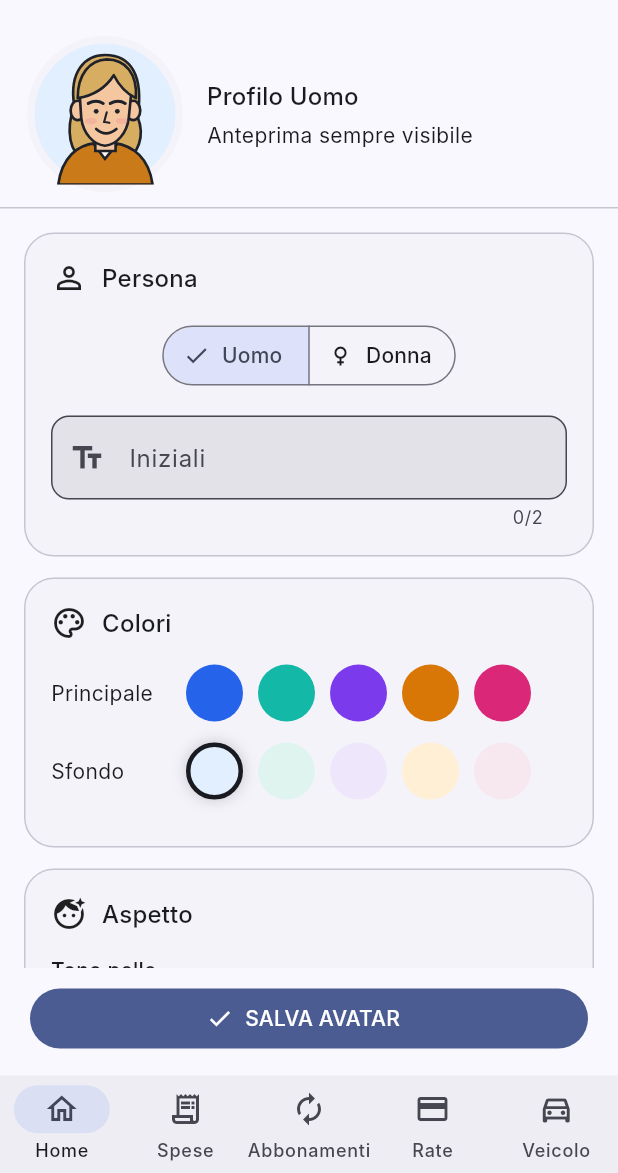
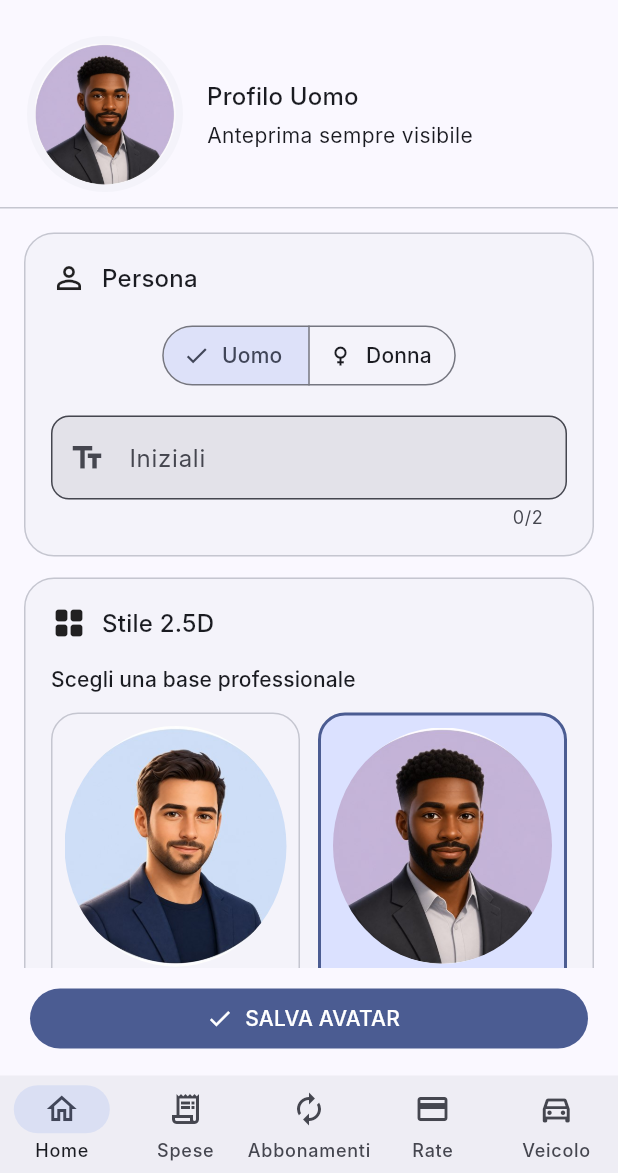
Before and after one commit to angeloSDeveloper/SpendWise, a Flutter app: the SettingsScreen screen opened by its route, after a tap on "Personalizza avatar", on a phone screen of 412 x 824 dp, the part 63-1236 px from its top. Run offline on Flutter 3.47's test engine with Material 3 defaults, Android fonts, the phone set to English and light mode, and no system bars; our stand-ins replace connectivity_plus, dio, drift, fl_chart, flutter_riverpod, flutter_secure_storage and 7 more; missing offline and left inert: mobile_scanner; accounts and stored records are empty; generated files the repository leaves out were written again; Roboto replaces fonts that are missing (Inter, PlusJakartaSans).

Commit message:
experiment: integrate professional 2.5D avatar presets

```diff
--- a/TODO.txt
+++ b/TODO.txt
@@ -55,6 +55,9 @@ Legenda:
 - [-] Valutare la tavola 2.5D con quattro avatar professionali salvata in
   `docs/design/avatar-2_5d-concept-v1.png`. Non integrare gli asset nell'app
   prima dell'approvazione visiva.
+- [-] Approvato lo stile 2.5D: integrare una prima prova con 4 basi originali
+  selezionabili, sfondo e badge configurabili. Resta sul ramo sperimentale
+  finché non viene approvata nell'app.
 - [x] Sostituire l'avatar provvisorio con un avatar vettoriale moderno e
   leggero: 5 volti × 3 capelli × 2 vestiti, 30 combinazioni base.
 - [-] Foto avatar con selezione dalla galleria: implementata, da collaudare su
--- a/lib/presentation/settings/avatar/avatar_config.dart
+++ b/lib/presentation/settings/avatar/avatar_config.dart
@@ -3,6 +3,7 @@ import 'dart:convert';
 class AvatarConfig {
   const AvatarConfig({
     required this.gender,
+    required this.presetId,
     required this.initials,
     required this.backgroundColor,
     required this.primaryColor,
@@ -16,6 +17,7 @@ class AvatarConfig {
   });
 
   final String gender;
+  final String presetId;
   final String initials;
   final String backgroundColor;
   final String primaryColor;
@@ -29,6 +31,7 @@ class AvatarConfig {
 
   AvatarConfig copyWith({
     String? gender,
+    String? presetId,
     String? initials,
     String? backgroundColor,
     String? primaryColor,
@@ -41,6 +44,7 @@ class AvatarConfig {
     String? statusBadge,
   }) => AvatarConfig(
     gender: gender ?? this.gender,
+    presetId: presetId ?? this.presetId,
     initials: initials ?? this.initials,
     backgroundColor: backgroundColor ?? this.backgroundColor,
     primaryColor: primaryColor ?? this.primaryColor,
@@ -55,6 +59,7 @@ class AvatarConfig {
 
   Map<String, dynamic> toJson() => {
     'gender': gender,
+    'presetId': presetId,
     'initials': initials,
     'backgroundColor': backgroundColor,
     'primaryColor': primaryColor,
@@ -69,6 +74,7 @@ class AvatarConfig {
 
   factory AvatarConfig.fromJson(Map<String, dynamic> json) => AvatarConfig(
     gender: json['gender'] as String? ?? 'male',
+    presetId: json['presetId'] as String? ?? 'male-navy',
     initials: json['initials'] as String? ?? '',
     backgroundColor: json['backgroundColor'] as String? ?? '#e8eaf0',
     primaryColor: json['primaryColor'] as String? ?? '#536dfe',
--- a/lib/presentation/settings/avatar/avatar_customizer_view.dart
+++ b/lib/presentation/settings/avatar/avatar_customizer_view.dart
@@ -1,7 +1,7 @@
 import 'package:flutter/material.dart';
-import 'package:flutter_svg/flutter_svg.dart';
 import 'package:spendwise/presentation/settings/avatar/avatar_config.dart';
 import 'package:spendwise/presentation/settings/avatar/avatar_service.dart';
+import 'package:spendwise/presentation/settings/avatar/avatar_visual.dart';
 
 class AvatarCustomizerView extends StatefulWidget {
   const AvatarCustomizerView({
@@ -134,7 +134,7 @@ class _CompactAvatarPreview extends StatelessWidget {
             shape: BoxShape.circle,
             color: Theme.of(context).colorScheme.surfaceContainerLow,
           ),
-          child: SvgPicture.string(AvatarService.generateAvatarSvg(config)),
+          child: AvatarVisual(config: config),
         ),
         const SizedBox(width: 16),
         Expanded(
@@ -191,10 +191,7 @@ class _AvatarPreview extends StatelessWidget {
                 ),
               ],
             ),
-            child: SvgPicture.string(
-              AvatarService.generateAvatarSvg(config),
-              fit: BoxFit.contain,
-            ),
+            child: AvatarVisual(config: config),
           ),
           const SizedBox(height: 18),
           Text(
@@ -244,6 +241,9 @@ class _AvatarControls extends StatelessWidget {
               onSelectionChanged: (value) => onChanged(
                 config.copyWith(
                   gender: value.first,
+                  presetId: value.first == 'female'
+                      ? 'female-teal'
+                      : 'male-navy',
                   beardStyle: value.first == 'female'
                       ? 'none'
                       : config.beardStyle,
@@ -265,6 +265,50 @@ class _AvatarControls extends StatelessWidget {
           ],
         ),
       ),
+      _SectionCard(
+        icon: Icons.grid_view_rounded,
+        title: 'Stile 2.5D',
+        child: Column(
+          crossAxisAlignment: CrossAxisAlignment.stretch,
+          children: [
+            Text(
+              'Scegli una base professionale',
+              style: Theme.of(context).textTheme.labelLarge,
+            ),
+            const SizedBox(height: 12),
+            LayoutBuilder(
+              builder: (context, constraints) => GridView.count(
+                crossAxisCount: constraints.maxWidth >= 620 ? 3 : 2,
+                shrinkWrap: true,
+                physics: const NeverScrollableScrollPhysics(),
+                mainAxisSpacing: 12,
+                crossAxisSpacing: 12,
+                childAspectRatio: .82,
+                children: [
+                  for (final preset in avatarPresets.entries.where(
+                    (entry) => entry.value.$2 == config.gender,
+                  ))
+                    _PresetCard(
+                      label: preset.value.$1,
+                      asset: preset.value.$3,
+                      selected: config.presetId == preset.key,
+                      onTap: () =>
+                          onChanged(config.copyWith(presetId: preset.key)),
+                    ),
+                  _PresetCard(
+                    label: 'SVG semplice',
+                    selected: config.presetId == 'custom-svg',
+                    onTap: () =>
+                        onChanged(config.copyWith(presetId: 'custom-svg')),
+                    config: config.copyWith(presetId: 'custom-svg'),
+                  ),
+                ],
+              ),
+            ),
+          ],
+        ),
+      ),
+      if (config.presetId == 'custom-svg') ...[
         _SectionCard(
           icon: Icons.palette_outlined,
           title: 'Colori',
@@ -315,7 +359,8 @@ class _AvatarControls extends StatelessWidget {
                   'tan': 'Ambrato',
                   'deep': 'Scuro',
                 },
-              onChanged: (value) => onChanged(config.copyWith(skinTone: value)),
+                onChanged: (value) =>
+                    onChanged(config.copyWith(skinTone: value)),
               ),
               _ChoiceWrap(
                 label: 'Capelli',
@@ -383,11 +428,13 @@ class _AvatarControls extends StatelessWidget {
                 secondary: const Icon(Icons.visibility_outlined),
                 title: const Text('Occhiali'),
                 value: config.glasses,
-              onChanged: (value) => onChanged(config.copyWith(glasses: value)),
+                onChanged: (value) =>
+                    onChanged(config.copyWith(glasses: value)),
               ),
             ],
           ),
         ),
+      ],
       _SectionCard(
         icon: Icons.circle_outlined,
         title: 'Badge stato',
@@ -403,6 +450,71 @@ class _AvatarControls extends StatelessWidget {
         ),
       ),
     ],
+  );
+}
+
+class _PresetCard extends StatelessWidget {
+  const _PresetCard({
+    required this.label,
+    required this.selected,
+    required this.onTap,
+    this.asset,
+    this.config,
+  });
+  final String label;
+  final bool selected;
+  final VoidCallback onTap;
+  final String? asset;
+  final AvatarConfig? config;
+
+  @override
+  Widget build(BuildContext context) => InkWell(
+    onTap: onTap,
+    borderRadius: BorderRadius.circular(18),
+    child: AnimatedContainer(
+      duration: const Duration(milliseconds: 180),
+      padding: const EdgeInsets.all(8),
+      decoration: BoxDecoration(
+        color: selected
+            ? Theme.of(context).colorScheme.primaryContainer
+            : Theme.of(context).colorScheme.surfaceContainerLow,
+        borderRadius: BorderRadius.circular(18),
+        border: Border.all(
+          color: selected
+              ? Theme.of(context).colorScheme.primary
+              : Theme.of(context).colorScheme.outlineVariant,
+          width: selected ? 2 : 1,
+        ),
+      ),
+      child: Column(
+        children: [
+          Expanded(
+            child: ClipOval(
+              child: asset != null
+                  ? Image.asset(asset!, fit: BoxFit.cover)
+                  : AvatarVisual(config: config!),
+            ),
+          ),
+          const SizedBox(height: 8),
+          Row(
+            mainAxisAlignment: MainAxisAlignment.center,
+            children: [
+              if (selected) ...[
+                const Icon(Icons.check_circle, size: 17),
+                const SizedBox(width: 4),
+              ],
+              Flexible(
+                child: Text(
+                  label,
+                  overflow: TextOverflow.ellipsis,
+                  style: Theme.of(context).textTheme.labelMedium,
+                ),
+              ),
+            ],
+          ),
+        ],
+      ),
+    ),
   );
 }
 
--- a/lib/presentation/settings/avatar/avatar_service.dart
+++ b/lib/presentation/settings/avatar/avatar_service.dart
@@ -9,6 +9,7 @@ class AvatarService {
   static AvatarConfig getDefaultAvatarConfig({String initials = ''}) =>
       AvatarConfig(
         gender: 'male',
+        presetId: 'male-navy',
         initials: _sanitizeInitials(initials),
         backgroundColor: '#e7eaf2',
         primaryColor: '#536dfe',
@@ -33,6 +34,12 @@ class AvatarService {
     return getDefaultAvatarConfig(initials: initials).copyWith(
       backgroundColor: backgrounds[hash % backgrounds.length],
       primaryColor: primary[(hash ~/ 3) % primary.length],
+      presetId: const [
+        'male-navy',
+        'female-teal',
+        'male-charcoal',
+        'female-burgundy',
+      ][hash % 4],
       hairStyle: hair[(hash ~/ 7) % hair.length],
       hairColor: colors[(hash ~/ 11) % colors.length],
       outfit: outfits[(hash ~/ 13) % outfits.length],
--- /dev/null
+++ b/lib/presentation/settings/avatar/avatar_visual.dart
@@ -0,0 +1,64 @@
+import 'package:flutter/material.dart';
+import 'package:flutter_svg/flutter_svg.dart';
+import 'package:spendwise/presentation/settings/avatar/avatar_config.dart';
+import 'package:spendwise/presentation/settings/avatar/avatar_service.dart';
+
+const avatarPresets = <String, (String, String, String)>{
+  'male-navy': ('Uomo · Navy', 'male', 'assets/avatars/male-navy.jpg'),
+  'male-charcoal': (
+    'Uomo · Charcoal',
+    'male',
+    'assets/avatars/male-charcoal.jpg',
+  ),
+  'female-teal': ('Donna · Teal', 'female', 'assets/avatars/female-teal.jpg'),
+  'female-burgundy': (
+    'Donna · Burgundy',
+    'female',
+    'assets/avatars/female-burgundy.jpg',
+  ),
+};
+
+class AvatarVisual extends StatelessWidget {
+  const AvatarVisual({
+    required this.config,
+    this.fit = BoxFit.cover,
+    super.key,
+  });
+
+  final AvatarConfig config;
+  final BoxFit fit;
+
+  @override
+  Widget build(BuildContext context) {
+    final preset = avatarPresets[config.presetId];
+    return Stack(
+      fit: StackFit.expand,
+      children: [
+        ClipOval(
+          child: preset == null
+              ? SvgPicture.string(
+                  AvatarService.generateAvatarSvg(config),
+                  fit: BoxFit.contain,
+                )
+              : Image.asset(preset.$3, fit: fit),
+        ),
+        if (config.statusBadge != 'none')
+          Positioned(
+            right: 8,
+            bottom: 8,
+            child: Container(
+              width: 28,
+              height: 28,
+              decoration: BoxDecoration(
+                shape: BoxShape.circle,
+                color: config.statusBadge == 'online'
+                    ? const Color(0xFF22C55E)
+                    : const Color(0xFF94A3B8),
+                border: Border.all(color: Colors.white, width: 4),
+              ),
+            ),
+          ),
+      ],
+    );
+  }
+}
--- a/lib/presentation/settings/settings_screen.dart
+++ b/lib/presentation/settings/settings_screen.dart
@@ -2,13 +2,13 @@ import 'dart:convert';
 
 import 'package:flutter/material.dart';
 import 'package:flutter_riverpod/flutter_riverpod.dart';
-import 'package:flutter_svg/flutter_svg.dart';
 import 'package:image_picker/image_picker.dart';
 import 'package:local_auth/local_auth.dart';
 import 'package:spendwise/core/constants/app_constants.dart';
 import 'package:spendwise/presentation/settings/avatar/avatar_config.dart';
 import 'package:spendwise/presentation/settings/avatar/avatar_customizer_view.dart';
 import 'package:spendwise/presentation/settings/avatar/avatar_service.dart';
+import 'package:spendwise/presentation/settings/avatar/avatar_visual.dart';
 import 'package:spendwise/presentation/settings/settings_provider.dart';
 import 'package:spendwise/presentation/shared/providers/auth_provider.dart';
 
@@ -119,14 +119,13 @@ class SettingsScreen extends ConsumerWidget {
                                 userId,
                                 initials: initials,
                               ),
-                              builder: (context, snapshot) => SvgPicture.string(
-                                AvatarService.generateAvatarSvg(
-                                  snapshot.data ??
-                                      AvatarService.generateAvatarFromUserId(
-                                        userId,
-                                        initials,
-                                      ),
-                                ),
+                              builder: (context, snapshot) => AvatarVisual(
+                                config:
+                                    snapshot.data ??
+                                    AvatarService.generateAvatarFromUserId(
+                                      userId,
+                                      initials,
+                                    ),
                               ),
                             ),
                     ),
--- a/pubspec.yaml
+++ b/pubspec.yaml
@@ -78,6 +78,7 @@ flutter:
   generate: true  # per l10n
 
   assets:
+    - assets/avatars/
     - assets/icons/categories/
     - assets/images/
     - assets/fonts/
```
Also changed, not shown: assets/avatars/female-burgundy.jpg (added), assets/avatars/female-teal.jpg (added), assets/avatars/male-charcoal.jpg (added), assets/avatars/male-navy.jpg (added), 2 other files. Lines whose indentation alone changed are shown as unchanged.
